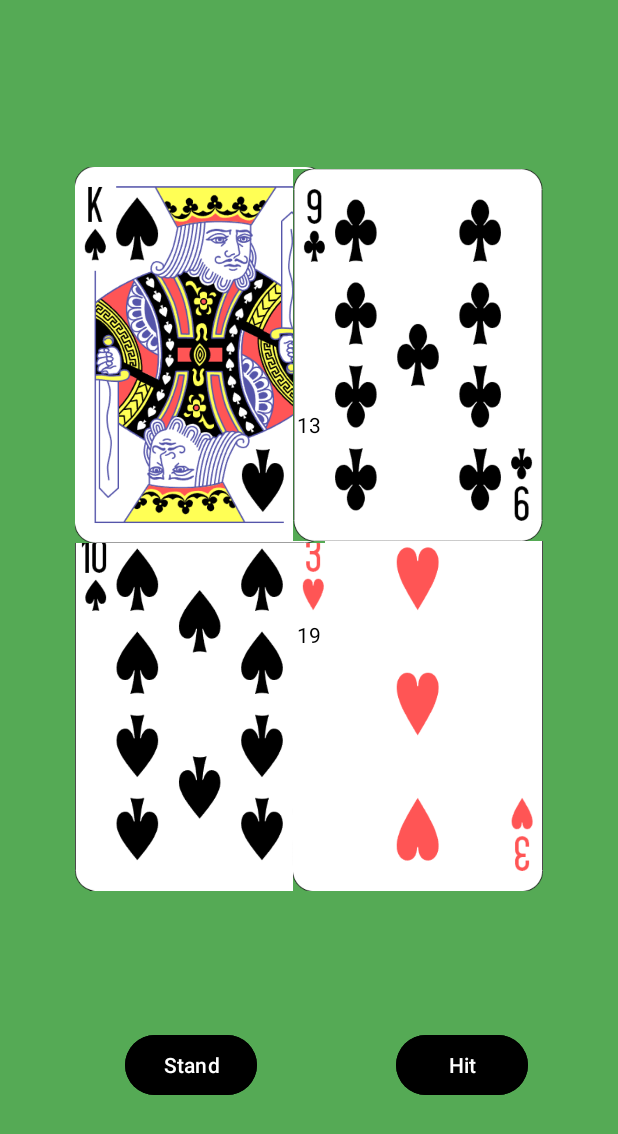
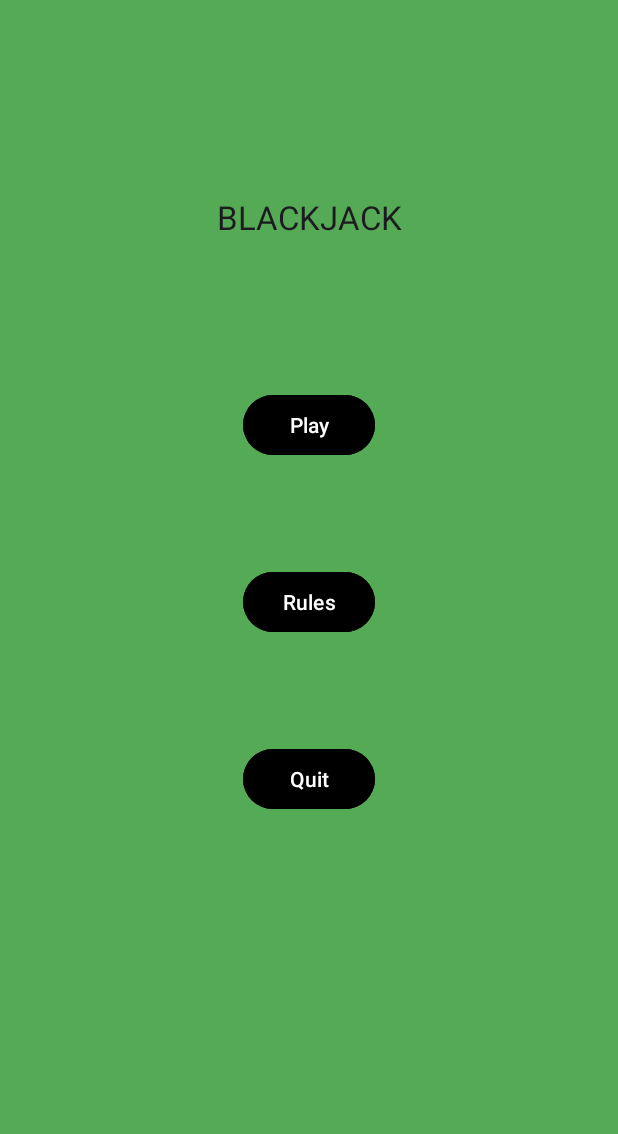
Before and after one commit to JesperSand/cards, an Android app: the screen it shows after launch (MainActivity before the commit, MenuActivity after it), on a phone screen of 412 x 824 dp. Shown: the top 1134 px of the screen. Run offline under Robolectric (Android 15) with nearby library versions, the phone set to English and light mode, and no system bars.

Commit message:
fixed hit button and texts

```diff
--- /dev/null
+++ b/app/src/main/java/com/example/blackjack/MenuActivity.kt
@@ -0,0 +1,24 @@
+package com.example.blackjack
+import android.content.Intent
+import android.os.Bundle
+import android.widget.Button
+import android.widget.ImageView
+import androidx.appcompat.app.AppCompatActivity
+
+class MenuActivity : AppCompatActivity() {
+
+    override fun onCreate(savedInstanceState: Bundle?) {
+        super.onCreate(savedInstanceState)
+        setContentView(R.layout.activity_menu)
+
+        val startGameButton = findViewById<Button>(R.id.PlayButton)
+        startGameButton.setOnClickListener {
+            startGameButton.setOnClickListener {
+                val intent = Intent(this, MainActivity::class.java)
+                startActivity(intent)
+            }
+            // Koden här kommer att köras när knappen klickas på.
+        }
+    }
+
+}
--- a/app/src/main/res/layout/activity_main.xml
+++ b/app/src/main/res/layout/activity_main.xml
@@ -32,26 +32,6 @@
         app:layout_constraintEnd_toEndOf="parent" />
 
     <ImageView
-        android:id="@+id/PlayerCard1"
-        android:layout_width="wrap_content"
-        android:layout_height="wrap_content"
-        android:layout_marginStart="50dp"
-        android:layout_marginBottom="50dp"
-        app:layout_constraintBottom_toTopOf="@+id/StandButton"
-        app:layout_constraintStart_toStartOf="parent"
-        tools:srcCompat="@tools:sample/avatars" />
-
-    <ImageView
-        android:id="@+id/PlayerCard2"
-        android:layout_width="wrap_content"
-        android:layout_height="wrap_content"
-        android:layout_marginEnd="50dp"
-        android:layout_marginBottom="50dp"
-        app:layout_constraintBottom_toTopOf="@+id/HitButton"
-        app:layout_constraintEnd_toEndOf="parent"
-        tools:srcCompat="@tools:sample/avatars" />
-
-    <ImageView
         android:id="@+id/DealerCard1"
         android:layout_width="wrap_content"
         android:layout_height="wrap_content"
@@ -75,12 +55,12 @@
         android:id="@+id/PlayerScore"
         android:layout_width="wrap_content"
         android:layout_height="wrap_content"
-        android:layout_marginBottom="10dp"
+        android:layout_marginTop="120dp"
         android:text="PlayerScore"
         android:textColor="@color/black"
-        app:layout_constraintBottom_toTopOf="@+id/PlayerCard2"
         app:layout_constraintEnd_toEndOf="parent"
-        app:layout_constraintStart_toStartOf="parent" />
+        app:layout_constraintStart_toStartOf="parent"
+        app:layout_constraintTop_toBottomOf="@+id/DealerScore" />
 
     <TextView
         android:id="@+id/DealerScore"
@@ -92,4 +72,37 @@
         app:layout_constraintEnd_toEndOf="parent"
         app:layout_constraintStart_toStartOf="parent"
         app:layout_constraintTop_toBottomOf="@+id/DealerCard1" />
+
+    <LinearLayout
+        android:id="@+id/linearLayout"
+        android:layout_width="390dp"
+        android:layout_height="196dp"
+        android:layout_marginTop="10dp"
+        android:orientation="horizontal"
+        app:layout_constraintBottom_toTopOf="@+id/StandButton"
+        app:layout_constraintEnd_toEndOf="parent"
+        app:layout_constraintStart_toStartOf="parent"
+        app:layout_constraintTop_toBottomOf="@+id/PlayerScore">
+
+        <ImageView
+            android:id="@+id/PlayerCard1"
+            android:layout_width="wrap_content"
+            android:layout_height="155dp"
+            android:layout_weight="1"
+            tools:srcCompat="@tools:sample/avatars" />
+
+        <ImageView
+            android:id="@+id/Playercard3"
+            android:layout_width="wrap_content"
+            android:layout_height="155dp"
+            android:layout_weight="1"
+            tools:srcCompat="@tools:sample/avatars" />
+
+        <ImageView
+            android:id="@+id/PlayerCard2"
+            android:layout_width="wrap_content"
+            android:layout_height="153dp"
+            android:layout_weight="1"
+            tools:srcCompat="@tools:sample/avatars" />
+    </LinearLayout>
 </androidx.constraintlayout.widget.ConstraintLayout>
--- /dev/null
+++ b/app/src/main/res/layout/activity_menu.xml
@@ -0,0 +1,52 @@
+<?xml version="1.0" encoding="utf-8"?>
+<androidx.constraintlayout.widget.ConstraintLayout xmlns:android="http://schemas.android.com/apk/res/android"
+    xmlns:app="http://schemas.android.com/apk/res-auto"
+    xmlns:tools="http://schemas.android.com/tools"
+    android:layout_width="match_parent"
+    android:layout_height="match_parent"
+    android:background="#55aa55">
+
+    <TextView
+        android:id="@+id/Titelview"
+        android:layout_width="wrap_content"
+        android:layout_height="wrap_content"
+        android:layout_marginTop="130dp"
+        android:text="BLACKJACK"
+        android:textAppearance="@style/TextAppearance.AppCompat.Large"
+        app:layout_constraintEnd_toEndOf="parent"
+        app:layout_constraintStart_toStartOf="parent"
+        app:layout_constraintTop_toTopOf="parent" />
+
+    <Button
+        android:id="@+id/PlayButton"
+        android:layout_width="wrap_content"
+        android:layout_height="wrap_content"
+        android:layout_marginTop="100dp"
+        android:backgroundTint="@color/black"
+        android:text="Play"
+        app:layout_constraintEnd_toEndOf="parent"
+        app:layout_constraintStart_toStartOf="parent"
+        app:layout_constraintTop_toBottomOf="@+id/Titelview" />
+
+    <Button
+        android:id="@+id/RuleButton"
+        android:layout_width="wrap_content"
+        android:layout_height="wrap_content"
+        android:layout_marginTop="70dp"
+        android:backgroundTint="@color/black"
+        android:text="Rules"
+        app:layout_constraintEnd_toEndOf="parent"
+        app:layout_constraintStart_toStartOf="parent"
+        app:layout_constraintTop_toBottomOf="@+id/PlayButton" />
+
+    <Button
+        android:id="@+id/QuitButton"
+        android:layout_width="wrap_content"
+        android:layout_height="wrap_content"
+        android:layout_marginTop="70dp"
+        android:backgroundTint="@color/black"
+        android:text="Quit"
+        app:layout_constraintEnd_toEndOf="parent"
+        app:layout_constraintStart_toStartOf="parent"
+        app:layout_constraintTop_toBottomOf="@+id/RuleButton" />
+</androidx.constraintlayout.widget.ConstraintLayout>
```
Also changed, not shown: app/src/main/AndroidManifest.xml (+5 -2 lines), app/src/main/java/com/example/blackjack/MainActivity.kt (+76 -8 lines).
